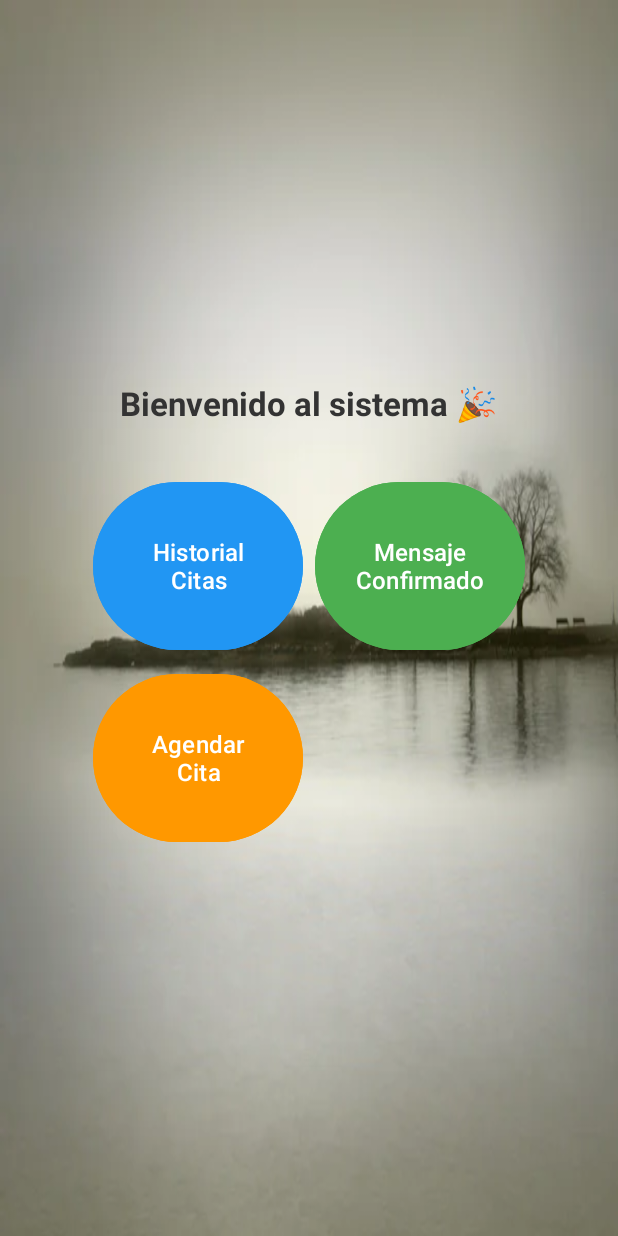
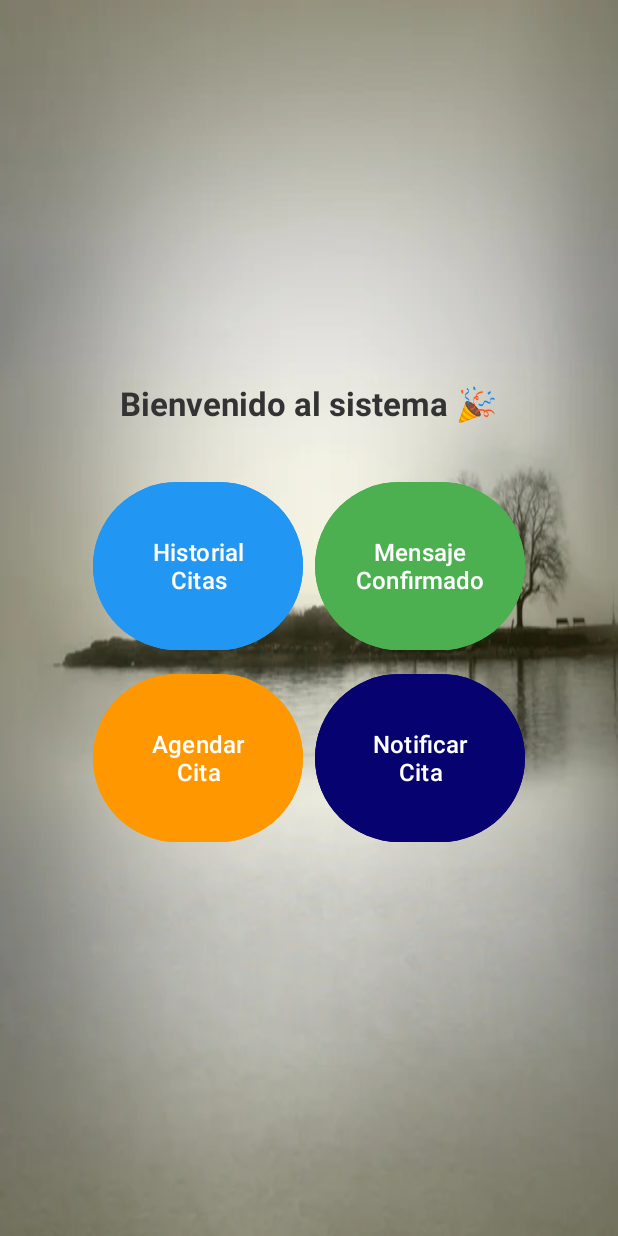
Before and after one commit to JoseCotos/appMovil, an Android app: the HomeActivity screen opened directly, with no data from a screen before it, on a phone screen of 412 x 824 dp. Run offline under Robolectric (Android 15) with nearby library versions, the phone set to English and light mode, and no system bars.

Commit message:
hu06 envio notitifaciones demo

```diff
--- a/app/src/main/AndroidManifest.xml
+++ b/app/src/main/AndroidManifest.xml
@@ -3,6 +3,7 @@
     xmlns:tools="http://schemas.android.com/tools"
     package="com.upc.miappposta">
 
+    <uses-permission android:name="android.permission.POST_NOTIFICATIONS" />
     <application
         android:allowBackup="true"
         android:dataExtractionRules="@xml/data_extraction_rules"
--- a/app/src/main/java/com/upc/miappposta/HomeActivity.kt
+++ b/app/src/main/java/com/upc/miappposta/HomeActivity.kt
@@ -1,18 +1,39 @@
 package com.upc.miappposta
 
+import android.Manifest
+import android.app.NotificationChannel
+import android.app.NotificationManager
+import android.content.Context
 import android.content.Intent
+import android.content.pm.PackageManager
+import android.os.Build
 import android.os.Bundle
+import androidx.activity.result.contract.ActivityResultContracts
 import androidx.appcompat.app.AppCompatActivity
+import androidx.core.app.ActivityCompat
+import androidx.core.app.NotificationCompat
+import androidx.core.app.NotificationManagerCompat
 import com.upc.miappposta.databinding.ActivityHomeBinding
 
 class HomeActivity : AppCompatActivity() {
 
     private lateinit var binding: ActivityHomeBinding
+    private val CHANNEL_ID = "mi_canal_de_citas"
+    private val requestPermissionLauncher =
+        registerForActivityResult(ActivityResultContracts.RequestPermission()) { isGranted: Boolean ->
+            if (isGranted) {
+                // El usuario concedió el permiso. ¡Genial!
+            } else {
+                // El usuario denegó el permiso. No podremos mostrar notificaciones.
+            }
+        }
 
     override fun onCreate(savedInstanceState: Bundle?) {
         super.onCreate(savedInstanceState)
         binding = ActivityHomeBinding.inflate(layoutInflater)
         setContentView(binding.root)
+        createNotificationChannel()
+        askForNotificationPermission()
 
         binding.txtMensaje.text = "Bienvenido al sistema 🎉"
 
@@ -27,5 +48,49 @@ class HomeActivity : AppCompatActivity() {
         binding.btnAgendar.setOnClickListener {
             startActivity(Intent(this, AgendaCitaActivity::class.java))
         }
+        binding.btnNotificar.setOnClickListener {
+            showNotification(
+                "Estado de la Cita",
+                "Su cita ha sido actualizada. Revise los detalles.",
+                1 // ID único para esta notificación
+            )
+        }
+    }
+    private fun createNotificationChannel() {
+        if (Build.VERSION.SDK_INT >= Build.VERSION_CODES.O) {
+            val name = "Notificaciones de Citas"
+            val descriptionText = "Canal para notificar sobre el estado y confirmación de citas."
+            val importance = NotificationManager.IMPORTANCE_DEFAULT
+            val channel = NotificationChannel(CHANNEL_ID, name, importance).apply {
+                description = descriptionText
+            }
+            val notificationManager: NotificationManager =
+                getSystemService(Context.NOTIFICATION_SERVICE) as NotificationManager
+            notificationManager.createNotificationChannel(channel)
+        }
+    }
+    private fun askForNotificationPermission() {
+        if (Build.VERSION.SDK_INT >= Build.VERSION_CODES.TIRAMISU) {
+            if (ActivityCompat.checkSelfPermission(this, Manifest.permission.POST_NOTIFICATIONS) != PackageManager.PERMISSION_GRANTED) {
+                requestPermissionLauncher.launch(Manifest.permission.POST_NOTIFICATIONS)
+            }
+        }
+    }
+    private fun showNotification(title: String, text: String, notificationId: Int) {
+        // Verificamos si tenemos permiso.
+        if (ActivityCompat.checkSelfPermission(this, Manifest.permission.POST_NOTIFICATIONS) != PackageManager.PERMISSION_GRANTED) {
+            // Si no tenemos permiso, no hacemos nada. La pedimos al inicio.
+            return
+        }
+
+        val builder = NotificationCompat.Builder(this, CHANNEL_ID)
+            .setSmallIcon(R.mipmap.ic_launcher) // Ícono que se mostrará.
+            .setContentTitle(title)
+            .setContentText(text)
+            .setPriority(NotificationCompat.PRIORITY_DEFAULT)
+
+        with(NotificationManagerCompat.from(this)) {
+            notify(notificationId, builder.build())
+        }
     }
 }
--- a/app/src/main/res/layout/activity_home.xml
+++ b/app/src/main/res/layout/activity_home.xml
@@ -68,5 +68,18 @@
 
             android:drawablePadding="8dp"
             android:padding="8dp" />
+
+        <Button
+            android:id="@+id/btnNotificar"
+            android:layout_width="140dp"
+            android:layout_height="120dp"
+            android:backgroundTint="#060270"
+            android:textColor="#FFF"
+            android:text="Notificar\nCita"
+            android:textAlignment="center"
+            android:textSize="16sp"
+
+            android:drawablePadding="8dp"
+            android:padding="8dp" />
     </GridLayout>
 </LinearLayout>
```
